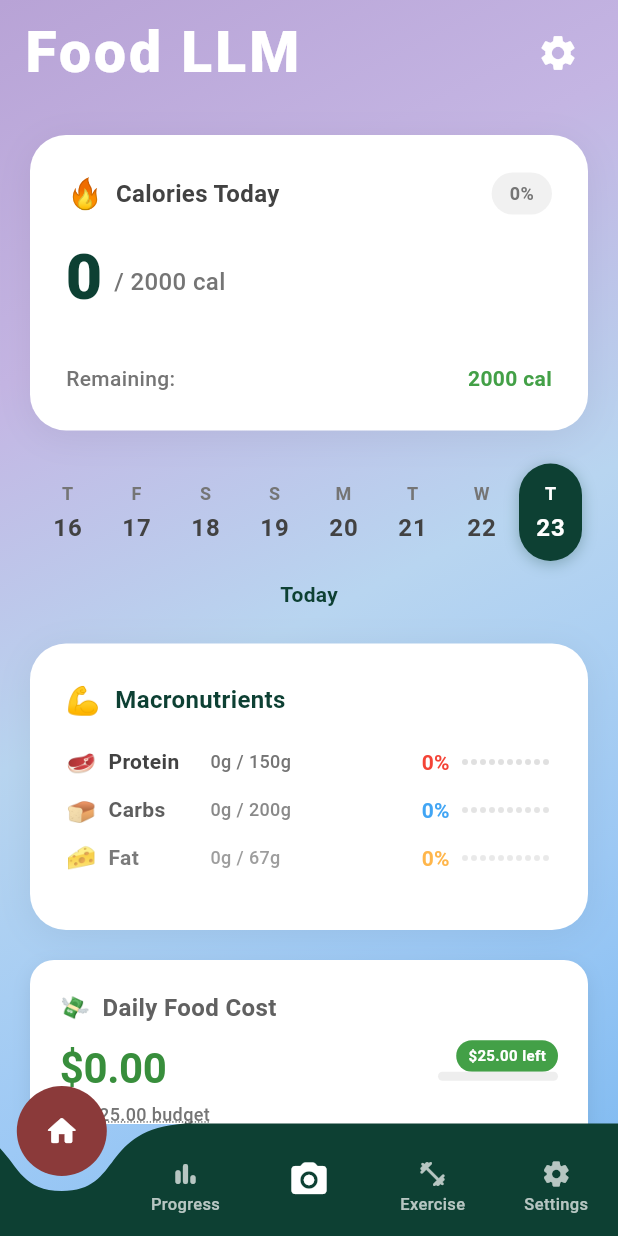
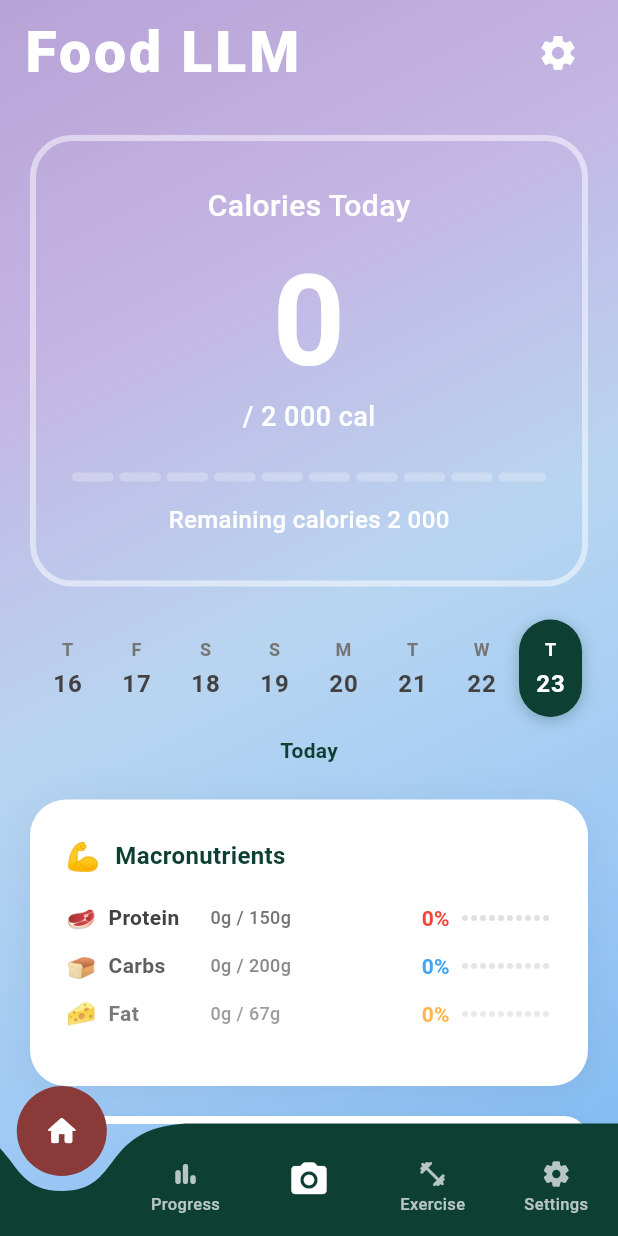
Before and after one commit to siho1117/food_cal, a Flutter app: the screen it shows after launch, on a phone screen of 412 x 824 dp. Run offline on Flutter 3.47's test engine with Material 3 defaults, Android fonts, the phone set to English and light mode, and no system bars; drawn by our look-alikes of curved_navigation_bar; our stand-ins replace camera, flutter_dotenv, flutter_image_compress, get_it, image_gallery_saver, image_picker and 1 more; accounts and stored records are empty.

Commit message:
Your commit message here

```diff
--- a/lib/widgets/home/calorie_summary_widget.dart
+++ b/lib/widgets/home/calorie_summary_widget.dart
@@ -1,7 +1,6 @@
 // lib/widgets/home/calorie_summary_widget.dart
 import 'package:flutter/material.dart';
 import 'package:provider/provider.dart';
-import '../../config/design_system/theme.dart';
 import '../../config/design_system/typography.dart';
 import '../../providers/home_provider.dart';
 
@@ -23,14 +22,12 @@ class _CalorieSummaryWidgetState extends State<CalorieSummaryWidget>
   late Animation<Offset> _slideAnimation;
   late Animation<double> _fadeAnimation;
 
-  // Track previous values for refresh detection
   String? _previousDataHash;
 
   @override
   void initState() {
     super.initState();
 
-    // Initialize animation controllers
     _progressController = AnimationController(
       duration: const Duration(milliseconds: 1200),
       vsync: this,
@@ -46,22 +43,13 @@ class _CalorieSummaryWidgetState extends State<CalorieSummaryWidget>
       vsync: this,
     );
 
-    // Create animations
-    _progressAnimation = Tween<double>(
-      begin: 0.0,
-      end: 1.0,
-    ).animate(CurvedAnimation(
-      parent: _progressController,
-      curve: Curves.easeOutCubic,
-    ));
+    _progressAnimation = Tween<double>(begin: 0.0, end: 1.0).animate(
+      CurvedAnimation(parent: _progressController, curve: Curves.easeOutCubic),
+    );
 
-    _countAnimation = Tween<double>(
-      begin: 0.0,
-      end: 1.0,
-    ).animate(CurvedAnimation(
-      parent: _countController,
-      curve: Curves.easeOut,
-    ));
+    _countAnimation = Tween<double>(begin: 0.0, end: 1.0).animate(
+      CurvedAnimation(parent: _countController, curve: Curves.easeOut),
+    );
 
     _slideAnimation = Tween<Offset>(
       begin: const Offset(0, 0.3),
@@ -71,15 +59,10 @@ class _CalorieSummaryWidgetState extends State<CalorieSummaryWidget>
       curve: Curves.easeOutBack,
     ));
 
-    _fadeAnimation = Tween<double>(
-      begin: 0.0,
-      end: 1.0,
-    ).animate(CurvedAnimation(
-      parent: _slideController,
-      curve: Curves.easeOut,
-    ));
+    _fadeAnimation = Tween<double>(begin: 0.0, end: 1.0).animate(
+      CurvedAnimation(parent: _slideController, curve: Curves.easeOut),
+    );
 
-    // Start animations
     _startAnimations();
   }
 
@@ -100,8 +83,8 @@ class _CalorieSummaryWidgetState extends State<CalorieSummaryWidget>
     _startAnimations();
   }
 
-  void _checkForRefresh(int totalCalories, int calorieGoal, int caloriesRemaining) {
-    final currentHash = '$totalCalories-$calorieGoal-$caloriesRemaining';
+  void _checkForRefresh(int totalCalories, int calorieGoal) {
+    final currentHash = '$totalCalories-$calorieGoal';
     if (_previousDataHash != null && _previousDataHash != currentHash && mounted) {
       _restartAnimations();
     }
@@ -120,201 +103,31 @@ class _CalorieSummaryWidgetState extends State<CalorieSummaryWidget>
   Widget build(BuildContext context) {
     return Consumer<HomeProvider>(
       builder: (context, homeProvider, child) {
-        // Show loading state if data is still loading
         if (homeProvider.isLoading) {
-          return Container(
-            height: 220,
-            decoration: BoxDecoration(
-              color: Colors.white,
-              borderRadius: BorderRadius.circular(24),
-              boxShadow: [
-                BoxShadow(
-                  color: Colors.black.withValues(alpha: 0.06),
-                  blurRadius: 20,
-                  spreadRadius: 0,
-                  offset: const Offset(0, 4),
-                ),
-              ],
-            ),
-            child: const Center(
-              child: CircularProgressIndicator(
-                color: AppTheme.primaryBlue,
-              ),
-            ),
-          );
+          return _buildLoadingState();
         }
 
-        // Get data from provider
         final totalCalories = homeProvider.totalCalories;
         final calorieGoal = homeProvider.calorieGoal;
-        final caloriesRemaining = homeProvider.caloriesRemaining;
-        final isOverBudget = homeProvider.isOverBudget;
-        final expectedPercentage = homeProvider.expectedDailyPercentage;
 
-        // Check for data changes and restart animations if needed
-        _checkForRefresh(totalCalories, calorieGoal, caloriesRemaining);
+        // Calculate remaining calories directly here
+        final remaining = calorieGoal - totalCalories;
+        final isOverBudget = remaining < 0;
 
-        // Calculate progress
+        _checkForRefresh(totalCalories, calorieGoal);
+
         final calorieProgress = (totalCalories / calorieGoal).clamp(0.0, 1.0);
-        final progressPercentage = (calorieProgress * 100).round();
-
-        // Determine status and colors
-        final statusData = _getStatusData(calorieProgress, expectedPercentage, isOverBudget);
 
         return SlideTransition(
           position: _slideAnimation,
           child: FadeTransition(
             opacity: _fadeAnimation,
-            child: Container(
-              padding: const EdgeInsets.all(24),
-              decoration: BoxDecoration(
-                color: Colors.white,
-                borderRadius: BorderRadius.circular(24),
-                boxShadow: [
-                  BoxShadow(
-                    color: Colors.black.withValues(alpha: 0.06),
-                    blurRadius: 20,
-                    spreadRadius: 0,
-                    offset: const Offset(0, 4),
-                  ),
-                ],
-              ),
-              child: Column(
-                crossAxisAlignment: CrossAxisAlignment.start,
-                children: [
-                  // Header with status badge
-                  Row(
-                    mainAxisAlignment: MainAxisAlignment.spaceBetween,
-                    children: [
-                      Row(
-                        children: [
-                          const Text('🔥', style: TextStyle(fontSize: 20)),
-                          const SizedBox(width: 8),
-                          Text(
-                            'Calories Today',
-                            style: AppTypography.displaySmall.copyWith(
-                              fontSize: 16,
-                              fontWeight: FontWeight.w600,
-                              color: Colors.grey[800],
-                            ),
-                          ),
-                        ],
-                      ),
-                      Container(
-                        padding: const EdgeInsets.symmetric(horizontal: 12, vertical: 6),
-                        decoration: BoxDecoration(
-                          color: (statusData['color'] as Color).withValues(alpha: 0.1),
-                          borderRadius: BorderRadius.circular(20),
-                        ),
-                        child: Text(
-                          '$progressPercentage%',
-                          style: AppTypography.dataSmall.copyWith(
-                            fontSize: 12,
-                            fontWeight: FontWeight.bold,
-                            color: statusData['color'] as Color,
-                          ),
-                        ),
-                      ),
-                    ],
-                  ),
-
-                  const SizedBox(height: 20),
-
-                  // Main calorie display
-                  Row(
-                    crossAxisAlignment: CrossAxisAlignment.end,
-                    children: [
-                      // Current calories (animated)
-                      AnimatedBuilder(
-                        animation: _countAnimation,
-                        builder: (context, child) {
-                          final animatedValue = (_countAnimation.value * totalCalories).round();
-                          return Text(
-                            animatedValue.toString(),
-                            style: AppTypography.dataLarge.copyWith(
-                              fontSize: 42,
-                              fontWeight: FontWeight.w800,
-                              color: AppTheme.primaryBlue,
-                              height: 1,
-                            ),
-                          );
-                        },
-                      ),
-
-                      const SizedBox(width: 8),
-
-                      // Goal indicator
-                      Padding(
-                        padding: const EdgeInsets.only(bottom: 6),
-                        child: Text(
-                          '/ $calorieGoal cal',
-                          style: AppTypography.bodyMedium.copyWith(
-                            fontSize: 16,
-                            color: Colors.grey[600],
-                            fontWeight: FontWeight.w500,
-                          ),
-                        ),
-                      ),
-                    ],
-                  ),
-
-                  const SizedBox(height: 16),
-
-                  // Progress bar
-                  Container(
-                    height: 8,
-                    decoration: BoxDecoration(
-                      color: Colors.grey[200],
-                      borderRadius: BorderRadius.circular(4),
-                    ),
-                    child: AnimatedBuilder(
-                      animation: _progressAnimation,
-                      builder: (context, child) {
-                        return FractionallySizedBox(
-                          widthFactor: calorieProgress * _progressAnimation.value,
-                          alignment: Alignment.centerLeft,
-                          child: Container(
-                            decoration: BoxDecoration(
-                              gradient: LinearGradient(
-                                colors: [
-                                  (statusData['color'] as Color).withValues(alpha: 0.8),
-                                  statusData['color'] as Color,
-                                ],
-                              ),
-                              borderRadius: BorderRadius.circular(4),
-                            ),
-                          ),
-                        );
-                      },
-                    ),
-                  ),
-
-                  const SizedBox(height: 12),
-
-                  // Remaining calories info
-                  Row(
-                    mainAxisAlignment: MainAxisAlignment.spaceBetween,
-                    children: [
-                      Text(
-                        isOverBudget ? 'Over by:' : 'Remaining:',
-                        style: AppTypography.bodyMedium.copyWith(
-                          fontSize: 14,
-                          color: Colors.grey[600],
-                          fontWeight: FontWeight.w500,
-                        ),
-                      ),
-                      Text(
-                        '${caloriesRemaining.abs()} cal',
-                        style: AppTypography.dataSmall.copyWith(
-                          fontSize: 14,
-                          fontWeight: FontWeight.bold,
-                          color: isOverBudget ? Colors.red[600] : Colors.green[600],
-                        ),
-                      ),
-                    ],
-                  ),
-                ],
-              ),
+            child: _buildTransparentCard(
+              totalCalories: totalCalories,
+              calorieGoal: calorieGoal,
+              remaining: remaining,
+              isOverBudget: isOverBudget,
+              calorieProgress: calorieProgress,
             ),
           ),
         );
@@ -322,38 +135,214 @@ class _CalorieSummaryWidgetState extends State<CalorieSummaryWidget>
     );
   }
 
-  Map<String, dynamic> _getStatusData(double progress, double expectedPercentage, bool isOverBudget) {
-    if (isOverBudget) {
-      return {
-        'status': 'Over budget',
-        'color': Colors.red[600]!,
-      };
+  Widget _buildLoadingState() {
+    return Container(
+      height: 200,
+      decoration: BoxDecoration(
+        color: Colors.transparent,
+        borderRadius: BorderRadius.circular(28),
+        border: Border.all(
+          color: Colors.white.withOpacity(0.5),
+          width: 4.0, // ✅ Doubled thickness
+        ),
+      ),
+      child: Center(
+        child: CircularProgressIndicator(
+          color: Colors.white.withOpacity(0.9),
+          strokeWidth: 3,
+        ),
+      ),
+    );
+  }
+
+  Widget _buildTransparentCard({
+    required int totalCalories,
+    required int calorieGoal,
+    required int remaining,
+    required bool isOverBudget,
+    required double calorieProgress,
+  }) {
+    return Container(
+      decoration: BoxDecoration(
+        color: Colors.transparent,
+        borderRadius: BorderRadius.circular(28),
+        border: Border.all(
+          color: Colors.white.withOpacity(0.5),
+          width: 4.0, // ✅ Doubled from 2.0 to 4.0
+        ),
+      ),
+      child: Padding(
+        padding: const EdgeInsets.fromLTRB(24, 28, 24, 28),
+        child: Column(
+          children: [
+            // Title
+            const Text(
+              'Calories Today',
+              style: TextStyle(
+                fontSize: 20,
+                color: Colors.white,
+                fontWeight: FontWeight.w500,
+                letterSpacing: 0.3,
+              ),
+            ),
+
+            const SizedBox(height: 20),
+
+            // Main calorie number
+            _buildMainDisplay(totalCalories, calorieGoal),
+
+            const SizedBox(height: 24),
+
+            // Progress bar (red when over budget)
+            _buildSegmentedProgress(calorieProgress, isOverBudget),
+
+            const SizedBox(height: 14),
+
+            // Remaining calories
+            _buildRemainingInfo(remaining),
+          ],
+        ),
+      ),
+    );
+  }
+
+  Widget _buildMainDisplay(int totalCalories, int calorieGoal) {
+    return Center(
+      child: Column(
+        children: [
+          // Animated calorie number
+          AnimatedBuilder(
+            animation: _countAnimation,
+            builder: (context, child) {
+              final animatedValue = (_countAnimation.value * totalCalories).round();
+
+              return Text(
+                _formatNumber(animatedValue),
+                style: const TextStyle(
+                  fontSize: 84,
+                  fontWeight: FontWeight.w600,
+                  color: Colors.white,
+                  height: 1.0,
+                  letterSpacing: -2,
+                ),
+              );
+            },
+          ),
+
+          const SizedBox(height: 8),
+
+          // Goal line
+          Text(
+            '/ ${_formatNumber(calorieGoal)} cal',
+            style: const TextStyle(
+              fontSize: 18,
+              fontWeight: FontWeight.w500,
+              color: Colors.white,
+              letterSpacing: 0.3,
+            ),
+          ),
+        ],
+      ),
+    );
+  }
+
+  Widget _buildSegmentedProgress(double progress, bool isOverBudget) {
+    const segmentCount = 10;
+    final filledSegments = (progress * segmentCount).round();
+
+    // ✅ Soft red when over budget, white when normal
+    final progressColor = isOverBudget
+        ? const Color(0xFFFF6B6B) // Soft red
+        : Colors.white;
+
+    return AnimatedBuilder(
+      animation: _progressAnimation,
+      builder: (context, child) {
+        final animatedFilledSegments = (_progressAnimation.value * filledSegments).round();
+
+        return Row(
+          children: List.generate(segmentCount, (index) {
+            final isFilled = index < animatedFilledSegments;
+
+            return Expanded(
+              child: Container(
+                height: 6,
+                margin: EdgeInsets.only(
+                  right: index < segmentCount - 1 ? 4 : 0,
+                ),
+                decoration: BoxDecoration(
+                  color: isFilled
+                      ? progressColor.withOpacity(0.9) // ✅ Use red or white
+                      : Colors.white.withOpacity(0.25),
+                  borderRadius: BorderRadius.circular(3),
+                  boxShadow: isFilled ? [
+                    BoxShadow(
+                      color: progressColor.withOpacity(0.3), // ✅ Glow matches color
+                      blurRadius: 6,
+                      offset: const Offset(0, 0),
+                    ),
+                  ] : null,
+                ),
+              ),
+            );
+          }),
+        );
+      },
+    );
+  }
+
+  Widget _buildRemainingInfo(int remaining) {
+    // Simple logic:
+    // remaining = goal - consumed
+    // If remaining > 0: still have calories left (e.g., "Remaining calories 968")
+    // If remaining < 0: over budget (e.g., "Remaining calories +172")
+    // If remaining = 0: exactly at goal (e.g., "Remaining calories 0")
+
+    String displayText;
+
+    if (remaining > 0) {
+      // Still have calories remaining
+      displayText = 'Remaining calories ${_formatNumber(remaining)}';
+    } else if (remaining < 0) {
+      // Over budget - show positive number with +
+      final overAmount = remaining.abs();
+      displayText = 'Remaining calories +${_formatNumber(overAmount)}';
+    } else {
+      // Exactly at goal
+      displayText = 'Remaining calories 0';
     }
 
-    if (progress >= 0.9) {
-      return {
-        'status': 'Almost there!',
-        'color': Colors.orange[600]!,
-      };
+    return Center(
+      child: Text(
+        displayText,
+        style: const TextStyle(
+          fontSize: 16,
+          fontWeight: FontWeight.w500,
+          color: Colors.white,
+        ),
+      ),
+    );
+  }
+
+  String _formatNumber(int number) {
+    if (number >= 10000) {
+      final k = number / 1000;
+      if (k % 1 == 0) {
+        return '${k.toInt()}k';
+      }
+      return '${k.toStringAsFixed(1)}k';
     }
 
-    if (progress >= 0.7) {
-      return {
-        'status': 'Good progress',
-        'color': Colors.blue[600]!,
-      };
+    final str = number.toString();
+    if (str.length <= 3) return str;
+
+    final buffer = StringBuffer();
+    for (int i = 0; i < str.length; i++) {
+      if (i > 0 && (str.length - i) % 3 == 0) {
+        buffer.write(' ');
+      }
+      buffer.write(str[i]);
     }
-
-    if (progress >= 0.5) {
-      return {
-        'status': 'On track',
-        'color': Colors.green[600]!,
-      };
-    }
-
-    return {
-      'status': 'Just getting started',
-      'color': Colors.grey[600]!,
-    };
+    return buffer.toString();
   }
 }
```
